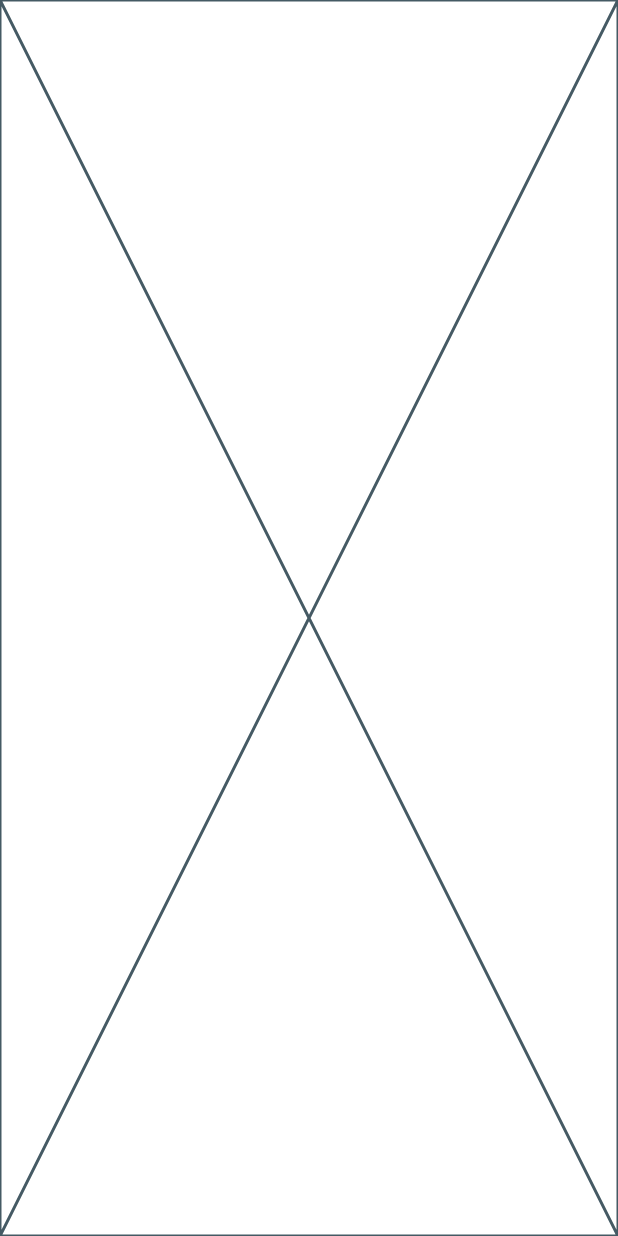
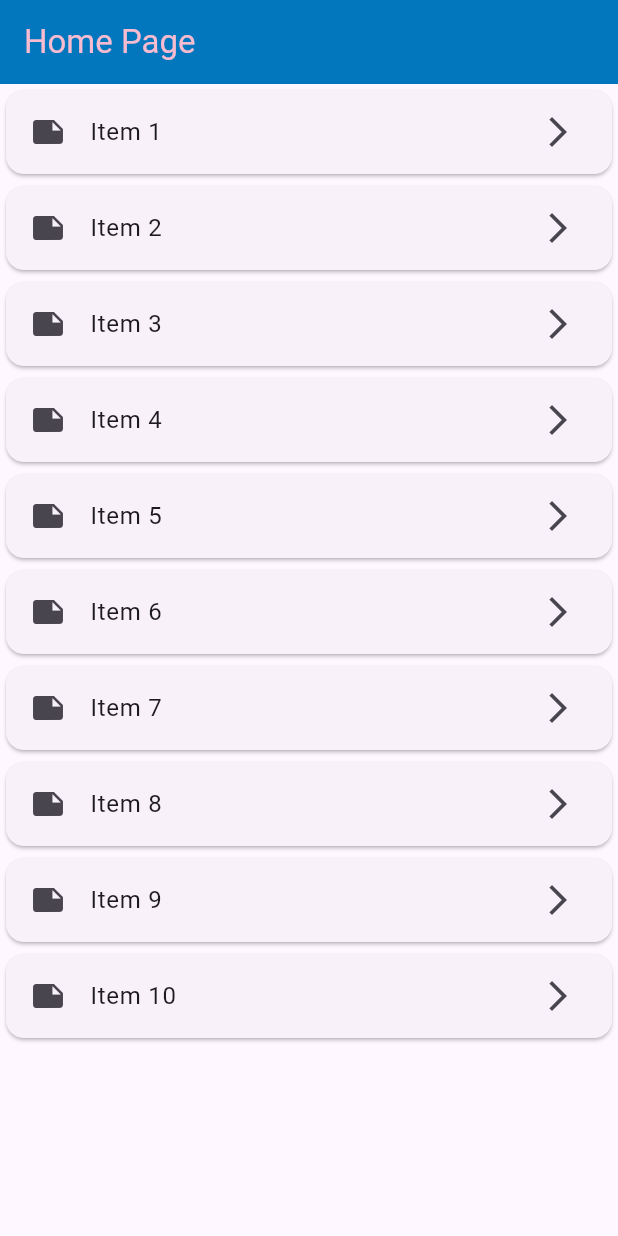
Before and after one commit to AhmadDaneil/individual_assignment_csc660, a Flutter app: the screen it shows after launch, on a phone screen of 412 x 824 dp. Run offline on Flutter 3.47's test engine with Material 3 defaults, Android fonts, the phone set to English and light mode, and no system bars.

Commit message:
Add a listview with items generate

```diff
--- a/lib/homepage.dart
+++ b/lib/homepage.dart
@@ -8,8 +8,34 @@ class HomePage extends StatefulWidget {
 }
 
 class _HomePageState extends State<HomePage> {
+  final items = List<String>.generate(10, (i) => "Item ${i + 1}");
   @override
   Widget build(BuildContext context) {
-    return const Placeholder();
+    return Scaffold(
+      appBar: AppBar(
+        title: const Text('Home Page'),
+        backgroundColor: Colors.lightBlue[800],
+        foregroundColor: Colors.pink[100],
+      ),
+      body: ListView.builder(
+        itemCount: items.length,
+        itemBuilder: (context, index) {
+          return Card(
+            child: ListTile(
+              title: Text(items[index]),
+              leading: const Icon(Icons.note),
+              trailing: const Icon(Icons.arrow_forward_ios),
+              onTap: () {
+                // Handle item tap
+                ScaffoldMessenger.of(context).showSnackBar(
+                  SnackBar(content: Text('Tapped on ${items[index]}')),
+                );
+              },
+            ),
+          );
+        },
+
+        ),
+    );
   }
 }
```
